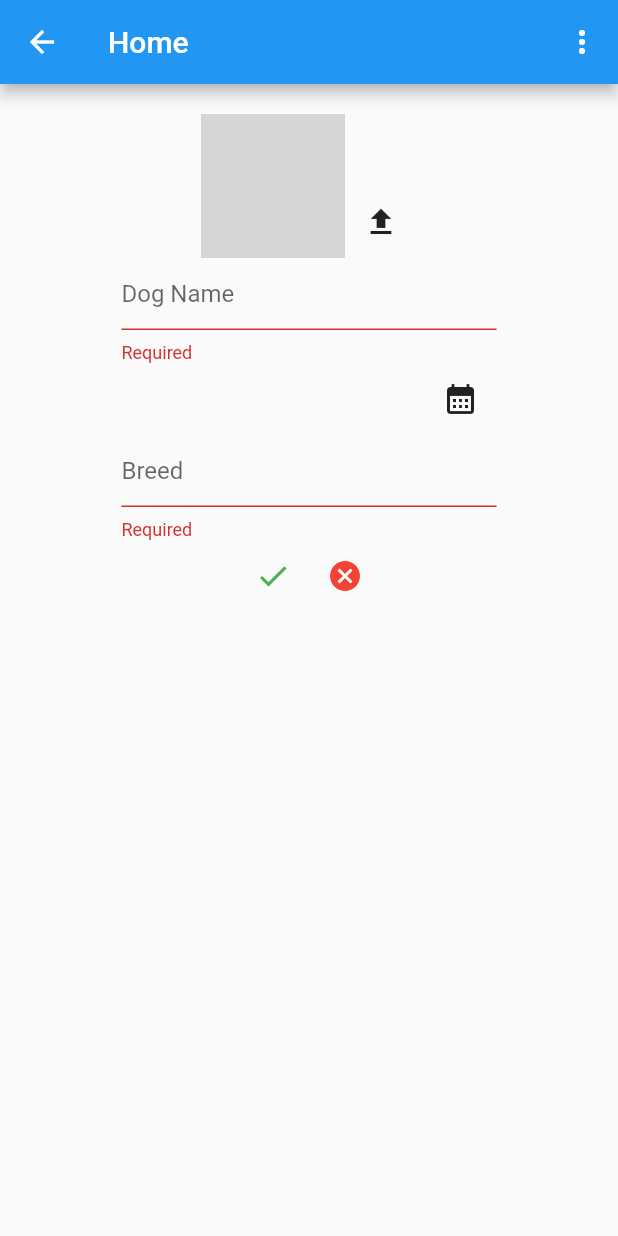
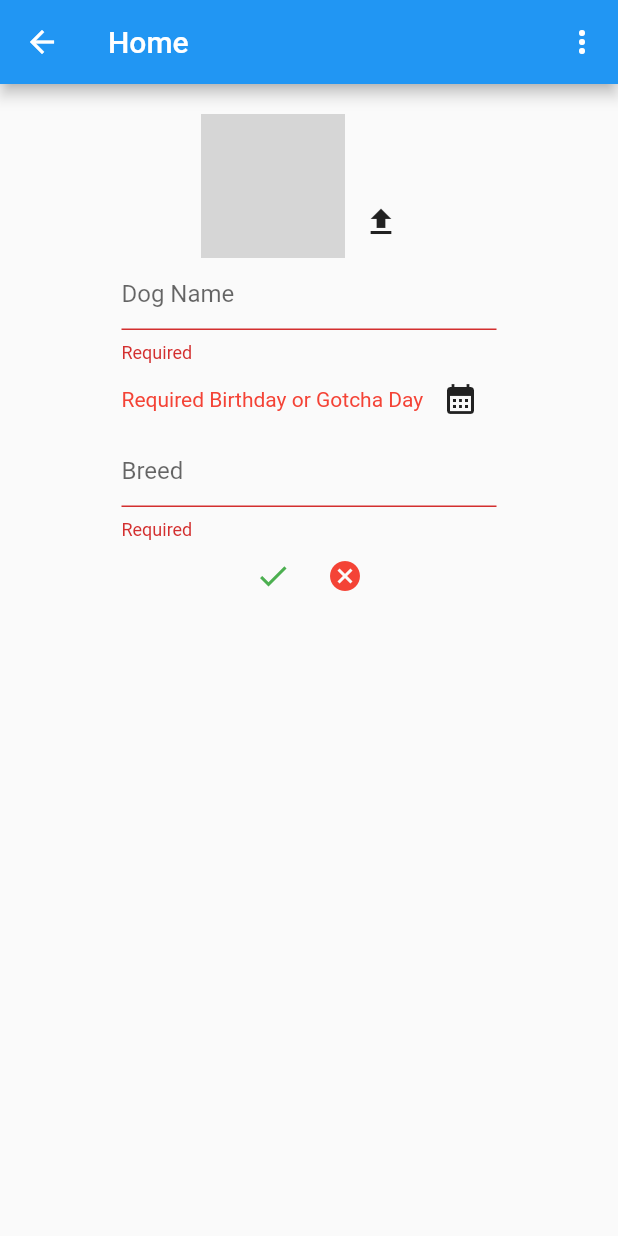
Before and after one commit to VictoriaLilienthal/milou-app, a Flutter app: the DogProfilePage screen opened directly, on a phone screen of 412 x 824 dp. Run offline on Flutter 3.47's test engine with Material 2 defaults, Android fonts, the light colour scheme and no system bars; our stand-ins replace charts_flutter, cloud_firestore, equatable, firebase_analytics, firebase_auth, firebase_core and 8 more; missing offline and left inert: age_calculator, excel, flutterfire_ui, spring; accounts and stored records are empty; grey boxes are pictures that could not be loaded.

Commit message:
Add UI element to denote birthday is required on dog profile page

```diff
--- a/lib/dog_profile_page.dart
+++ b/lib/dog_profile_page.dart
@@ -108,7 +108,12 @@ class DogProfilePageState extends State<DogProfilePage> {
                   mainAxisAlignment: MainAxisAlignment.spaceBetween,
                   crossAxisAlignment: CrossAxisAlignment.center,
                   children: [
-                    Text(age),
+                    Text(
+                      age.isEmpty ? "Required Birthday or Gotcha Day" : age,
+                      style: age.isEmpty
+                          ? const TextStyle(color: Colors.red)
+                          : null,
+                    ),
                     IconButton(
                         onPressed: () {
                           Future<DateTime?> f = showDatePicker(
```
Also changed, not shown: 1 other file.
